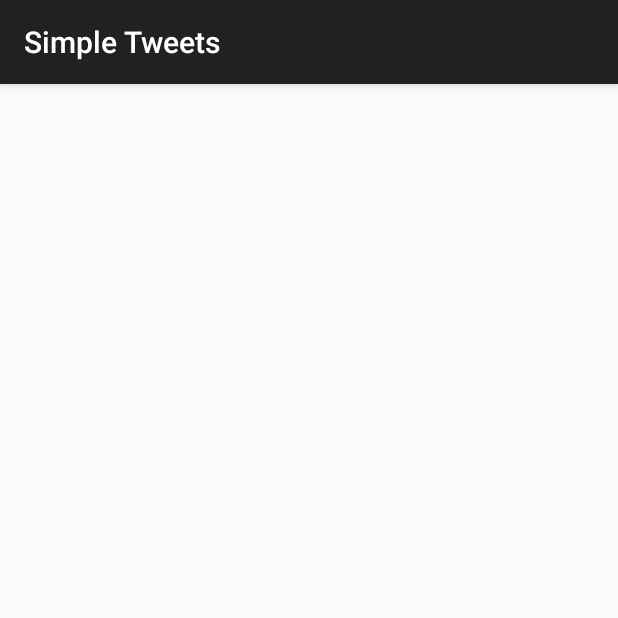
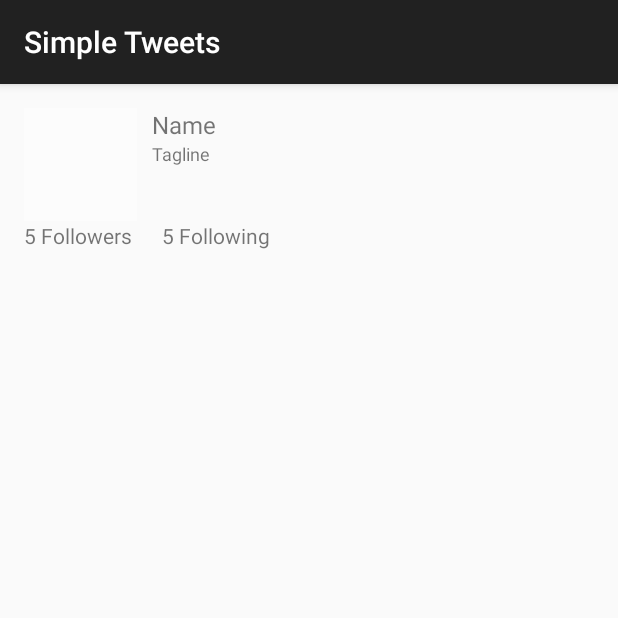
Before and after one commit to silicaRich/MySimpleTweets-Redux, an Android app: the ProfileActivity screen opened directly, with no data from a screen before it, on a phone screen of 412 x 824 dp, the top half of it. Run offline under Robolectric (Android 15) with nearby library versions, the phone set to English and light mode, and no system bars; our stand-ins replace Picasso; libraries missing offline, so code that uses them is left out: com.activeandroid, com.loopj.android, cz.msebera.android; pictures from the network do not load; 3 statements that could not run were skipped.

Commit message:
User Profile Works :)

```diff
--- a/app/src/main/java/com/codepath/apps/mysimpletweets/TimelineActivity.java
+++ b/app/src/main/java/com/codepath/apps/mysimpletweets/TimelineActivity.java
@@ -73,7 +73,7 @@ public class TimelineActivity extends AppCompatActivity {
 
     public void onProfileView(MenuItem mi){
         Intent i = new Intent(TimelineActivity.this, ProfileActivity.class);
-        i.putExtra("screen_name", "silicarich");
+     //   i.putExtra("screen_name", "silicarich");
         startActivity(i);
         // Launch profile View
     }
--- a/app/src/main/java/com/codepath/apps/mysimpletweets/TwitterClient.java
+++ b/app/src/main/java/com/codepath/apps/mysimpletweets/TwitterClient.java
@@ -79,7 +79,7 @@ public class TwitterClient extends OAuthBaseClient {
 	}
 
 	public void getUserInfo(JsonHttpResponseHandler handler){
-		String apiUrl = getApiUrl("statuses/verify_credentials.json");
+		String apiUrl = getApiUrl("account/verify_credentials.json");
 		RequestParams params = new RequestParams();
 		getClient().get(apiUrl, null, handler);
 	}
--- a/app/src/main/res/layout/activity_profile.xml
+++ b/app/src/main/res/layout/activity_profile.xml
@@ -11,17 +11,81 @@
 
     <RelativeLayout
         android:layout_width="fill_parent"
-        android:layout_height="150dp"
+        android:layout_height="wrap_content"
         android:layout_alignParentTop="true"
         android:layout_alignParentLeft="true"
         android:layout_alignParentStart="true"
-        android:id="@+id/rlUserHeader"></RelativeLayout>
+        android:id="@+id/rlUserHeader">
+
+
+        <ImageView
+            android:layout_width="75dp"
+            android:layout_height="75dp"
+            android:id="@+id/ivProfileImage"
+            android:layout_alignParentTop="true"
+            android:layout_marginRight="10dp"
+            android:layout_alignParentLeft="true"
+            android:layout_alignParentStart="true"
+            android:src="@android:drawable/screen_background_light_transparent"/>
+
+        <TextView
+            android:layout_width="wrap_content"
+            android:layout_height="wrap_content"
+            android:text="Name"
+            android:id="@+id/tvName"
+            android:textSize="16sp"
+            android:layout_toRightOf="@+id/ivProfileImage" />
+
+        <TextView
+            android:layout_width="wrap_content"
+            android:layout_height="wrap_content"
+            android:text="Tagline"
+            android:layout_alignLeft="@id/tvName"
+            android:layout_below="@id/tvName"
+            android:id="@+id/tvTagline"
+            android:textSize="12sp"/>
+
+
+
+    </RelativeLayout>
+
+
+
+    <LinearLayout
+        android:id="@+id/llCounts"
+        android:orientation="horizontal"
+        android:layout_width="wrap_content"
+        android:layout_height="wrap_content"
+        android:layout_marginBottom="10dp"
+        android:layout_below="@id/rlUserHeader">
+
+
+        <TextView
+            android:layout_width="wrap_content"
+            android:layout_height="wrap_content"
+            android:text="5 Followers"
+            android:id="@+id/tvFollowers"/>
+
+
+        <TextView
+            android:layout_width="wrap_content"
+            android:layout_marginLeft="20dp"
+            android:layout_height="wrap_content"
+            android:text="5 Following"
+            android:id="@+id/tvFollowing"/>
+
+
+
+    </LinearLayout>
+
+
 
     <FrameLayout
         android:layout_width="match_parent"
         android:layout_height="match_parent"
-        android:layout_below="@+id/rlUserHeader"
+        android:id="@+id/flContainer"
+        android:layout_below="@+id/llCounts"
         android:layout_alignParentLeft="true"
-        android:layout_alignParentStart="true"
-        android:id="@+id/flContainer"></FrameLayout>
+        android:layout_alignParentStart="true"></FrameLayout>
+
 </RelativeLayout>
```
Also changed, not shown: app/src/main/java/com/codepath/apps/mysimpletweets/ProfileActivity.java (+39 -0 lines), app/src/main/java/com/codepath/apps/mysimpletweets/models/User.java (+18 -0 lines).
